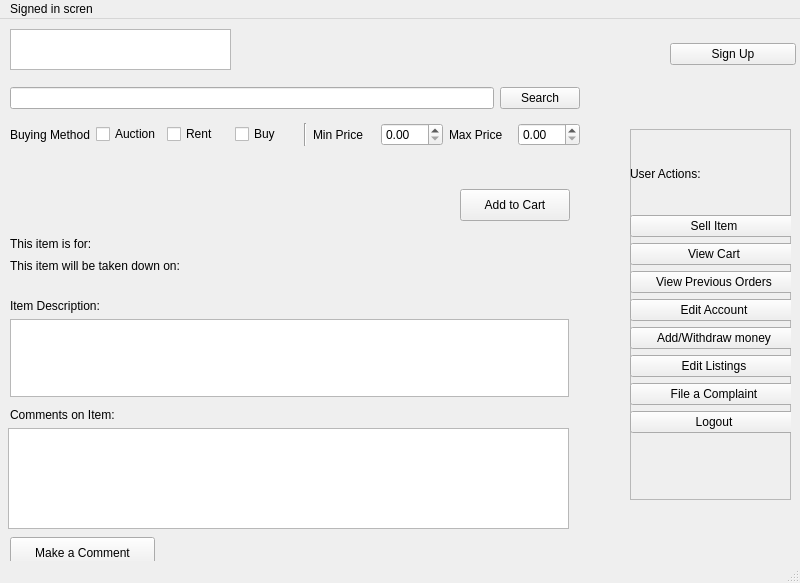
Before: the Qt Designer form GUI templates/Users/auction_item_details_user.ui in s1cyan/rent-buy-sell322, drawn with Qt 5.
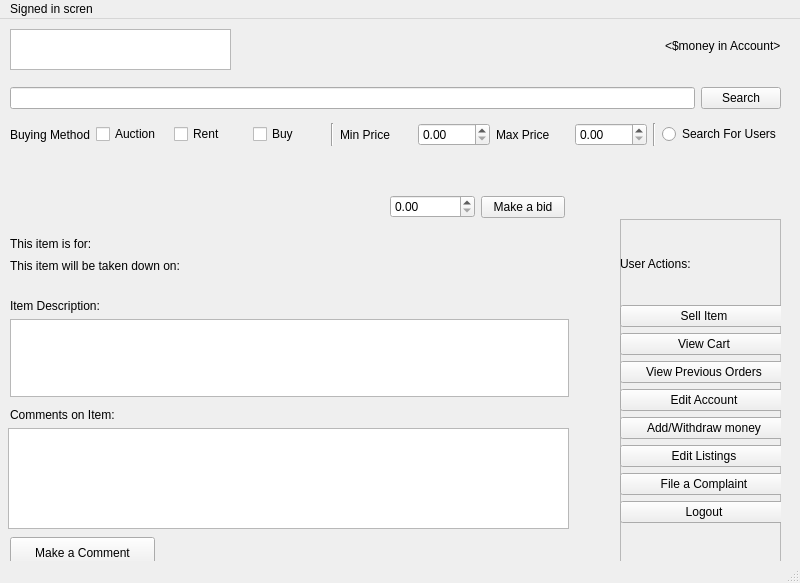
After: the same form once the commit is applied.

Commit message: Pushed some ui files - probably only I will use them for reference

```diff
--- a/GUI templates/Users/auction_item_details_user.ui
+++ b/GUI templates/Users/auction_item_details_user.ui
@@ -24,115 +24,11 @@
      </rect>
     </property>
    </widget>
-   <widget class="QWidget" name="layoutWidget">
-    <property name="geometry">
-     <rect>
-      <x>10</x>
-      <y>60</y>
-      <width>570</width>
-      <height>76</height>
-     </rect>
-    </property>
-    <layout class="QVBoxLayout" name="verticalLayout">
-     <item>
-      <layout class="QHBoxLayout" name="horizontalLayout_3">
-       <item>
-        <widget class="QLineEdit" name="SearchInputBar"/>
-       </item>
-       <item>
-        <widget class="QPushButton" name="SearchSubmissionButton">
-         <property name="text">
-          <string>Search</string>
-         </property>
-        </widget>
-       </item>
-      </layout>
-     </item>
-     <item>
-      <layout class="QHBoxLayout" name="horizontalLayout">
-       <item>
-        <widget class="QLabel" name="label">
-         <property name="text">
-          <string>Buying Method</string>
-         </property>
-        </widget>
-       </item>
-       <item>
-        <widget class="QCheckBox" name="AuctioncheckBox">
-         <property name="text">
-          <string>Auction</string>
-         </property>
-        </widget>
-       </item>
-       <item>
-        <widget class="QCheckBox" name="rentcheckbox">
-         <property name="text">
-          <string>Rent</string>
-         </property>
-        </widget>
-       </item>
-       <item>
-        <widget class="QCheckBox" name="Buycheckbox">
-         <property name="text">
-          <string>Buy</string>
-         </property>
-        </widget>
-       </item>
-       <item>
-        <widget class="Line" name="line">
-         <property name="orientation">
-          <enum>Qt::Vertical</enum>
-         </property>
-        </widget>
-       </item>
-       <item>
-        <widget class="QLabel" name="MinLabel">
-         <property name="text">
-          <string>Min Price</string>
-         </property>
-        </widget>
-       </item>
-       <item>
-        <widget class="QDoubleSpinBox" name="MindoubleSpinBox"/>
-       </item>
-       <item>
-        <widget class="QLabel" name="MinLabel_2">
-         <property name="text">
-          <string>Max Price</string>
-         </property>
-        </widget>
-       </item>
-       <item>
-        <widget class="QDoubleSpinBox" name="MindoubleSpinBox_2"/>
-       </item>
-      </layout>
-     </item>
-    </layout>
-   </widget>
-   <widget class="QWidget" name="layoutWidget_2">
-    <property name="geometry">
-     <rect>
-      <x>670</x>
-      <y>10</y>
-      <width>126</width>
-      <height>51</height>
-     </rect>
-    </property>
-    <layout class="QVBoxLayout" name="verticalLayout_2">
-     <item>
-      <widget class="QPushButton" name="signup_button">
-       <property name="text">
-        <string>Sign Up</string>
-       </property>
-      </widget>
-     </item>
-    </layout>
-   </widget>
    <widget class="QFrame" name="frame">
     <property name="geometry">
      <rect>
-      <x>630</x>
-      <y>110</y>
+      <x>620</x>
+      <y>200</y>
       <width>161</width>
       <height>371</height>
      </rect>
@@ -245,19 +141,6 @@
      <string/>
     </property>
    </widget>
-   <widget class="QPushButton" name="add_to_cart">
-    <property name="geometry">
-     <rect>
-      <x>460</x>
-      <y>170</y>
-      <width>110</width>
-      <height>32</height>
-     </rect>
-    </property>
-    <property name="text">
-     <string>Add to Cart</string>
-    </property>
-   </widget>
    <widget class="QPushButton" name="comment_button">
     <property name="geometry">
      <rect>
@@ -388,6 +271,159 @@
      <string/>
     </property>
    </widget>
+   <widget class="QWidget" name="layoutWidget_4">
+    <property name="geometry">
+     <rect>
+      <x>10</x>
+      <y>60</y>
+      <width>771</width>
+      <height>76</height>
+     </rect>
+    </property>
+    <layout class="QVBoxLayout" name="verticalLayout_5">
+     <item>
+      <layout class="QHBoxLayout" name="horizontalLayout_6">
+       <item>
+        <widget class="QLineEdit" name="SearchInputBar_2"/>
+       </item>
+       <item>
+        <widget class="QPushButton" name="SearchSubmissionButton_2">
+         <property name="text">
+          <string>Search</string>
+         </property>
+        </widget>
+       </item>
+      </layout>
+     </item>
+     <item>
+      <layout class="QHBoxLayout" name="horizontalLayout_7">
+       <item>
+        <widget class="QLabel" name="label_7">
+         <property name="text">
+          <string>Buying Method</string>
+         </property>
+        </widget>
+       </item>
+       <item>
+        <widget class="QCheckBox" name="AuctioncheckBox_2">
+         <property name="text">
+          <string>Auction</string>
+         </property>
+        </widget>
+       </item>
+       <item>
+        <widget class="QCheckBox" name="rentcheckbox_2">
+         <property name="text">
+          <string>Rent</string>
+         </property>
+        </widget>
+       </item>
+       <item>
+        <widget class="QCheckBox" name="Buycheckbox_2">
+         <property name="text">
+          <string>Buy</string>
+         </property>
+        </widget>
+       </item>
+       <item>
+        <widget class="Line" name="line_2">
+         <property name="orientation">
+          <enum>Qt::Vertical</enum>
+         </property>
+        </widget>
+       </item>
+       <item>
+        <widget class="QLabel" name="MinLabel_3">
+         <property name="text">
+          <string>Min Price</string>
+         </property>
+        </widget>
+       </item>
+       <item>
+        <widget class="QDoubleSpinBox" name="MindoubleSpinBox_3"/>
+       </item>
+       <item>
+        <widget class="QLabel" name="MinLabel_4">
+         <property name="text">
+          <string>Max Price</string>
+         </property>
+        </widget>
+       </item>
+       <item>
+        <widget class="QDoubleSpinBox" name="MindoubleSpinBox_4"/>
+       </item>
+       <item>
+        <widget class="Line" name="line_3">
+         <property name="orientation">
+          <enum>Qt::Vertical</enum>
+         </property>
+        </widget>
+       </item>
+       <item>
+        <widget class="QRadioButton" name="radioButton_2">
+         <property name="text">
+          <string>Search For Users</string>
+         </property>
+        </widget>
+       </item>
+      </layout>
+     </item>
+    </layout>
+   </widget>
+   <widget class="QWidget" name="layoutWidget_2">
+    <property name="geometry">
+     <rect>
+      <x>570</x>
+      <y>20</y>
+      <width>211</width>
+      <height>15</height>
+     </rect>
+    </property>
+    <layout class="QHBoxLayout" name="horizontalLayout_3">
+     <item>
+      <widget class="QLabel" name="first_name_text">
+       <property name="text">
+        <string>&lt;FirstName&gt;</string>
+       </property>
+       <property name="first_name" stdset="0">
+        <string/>
+       </property>
+      </widget>
+     </item>
+     <item>
+      <widget class="QLabel" name="money_text">
+       <property name="text">
+        <string>&lt;$money in Account&gt;</string>
+       </property>
+       <property name="account_money" stdset="0">
+        <string/>
+       </property>
+      </widget>
+     </item>
+    </layout>
+   </widget>
+   <widget class="QWidget" name="">
+    <property name="geometry">
+     <rect>
+      <x>390</x>
+      <y>170</y>
+      <width>175</width>
+      <height>36</height>
+     </rect>
+    </property>
+    <layout class="QHBoxLayout" name="horizontalLayout_5">
+     <item>
+      <widget class="QDoubleSpinBox" name="doubleSpinBox"/>
+     </item>
+     <item>
+      <widget class="QPushButton" name="add_to_cart">
+       <property name="text">
+        <string>Make a bid</string>
+       </property>
+      </widget>
+     </item>
+    </layout>
+   </widget>
    <zorder>label_5</zorder>
    <zorder>item_comments</zorder>
    <zorder>add_to_cart</zorder>
```
Left out of the diff: 5 changed lines with no effect on the pictures. The commit also changes 1 other file.
